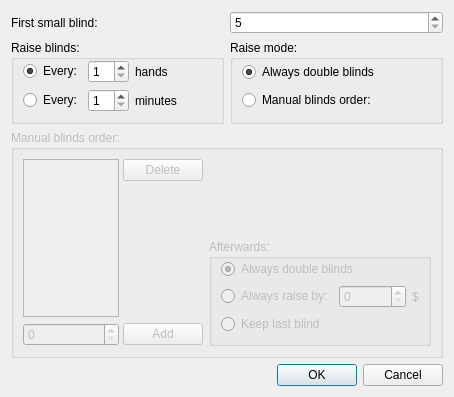
Above: src/gui/qt/changecompleteblindsdialog.ui from pokerth/pokerth before the change. Below: the same form after it.
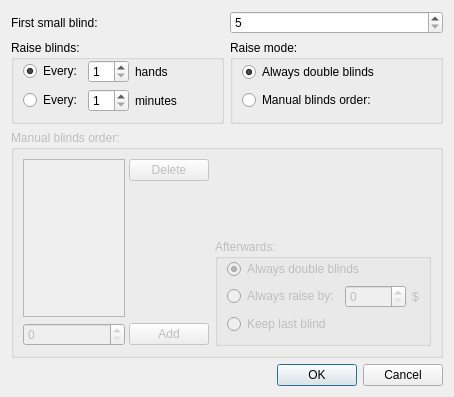
That is the form after the change.

Patch:
```diff
--- a/src/gui/qt/changecompleteblindsdialog.ui
+++ b/src/gui/qt/changecompleteblindsdialog.ui
@@ -242,7 +242,7 @@
            <item>
             <widget class="QSpinBox" name="spinBox_afterThisAlwaysRaiseValue">
              <property name="maximum">
-              <number>100000</number>
+              <number>20000</number>
              </property>
             </widget>
            </item>
```
